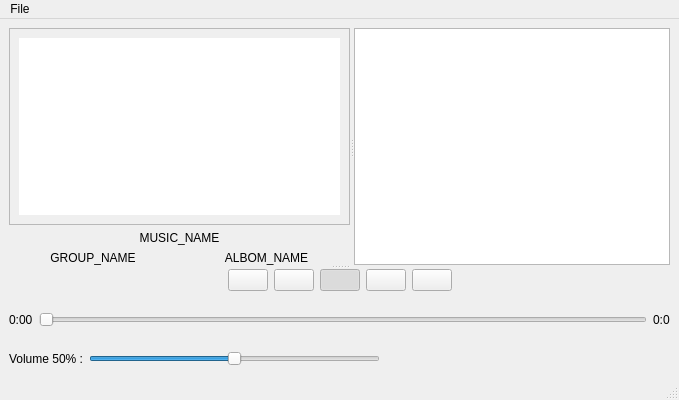
Above: MusicPlayer/mainwindow.ui from x0r4ks/SystemProgramming before the change. Below: the same form after it.
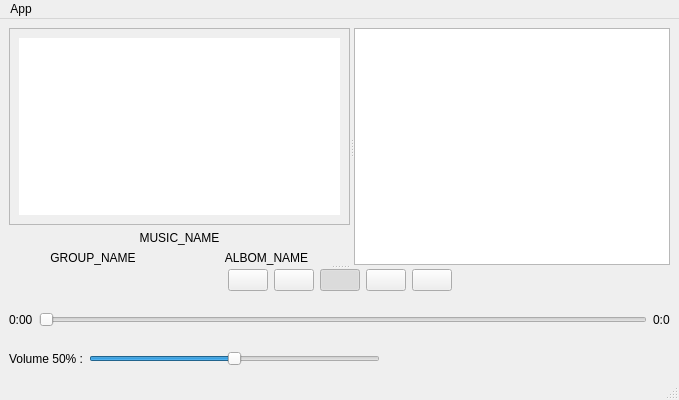
That is the form after the change. Icons and pictures are not drawn.

The edit to the form file:
```diff
--- a/MusicPlayer/mainwindow.ui
+++ b/MusicPlayer/mainwindow.ui
@@ -377,7 +377,7 @@
    </property>
    <widget class="QMenu" name="menuFile">
     <property name="title">
-     <string>File</string>
+     <string>App</string>
     </property>
     <addaction name="actionOpen_Files"/>
     <addaction name="actionOpen_Dir"/>
```
Left out of the diff: 10 changed lines with no effect on the pictures.
